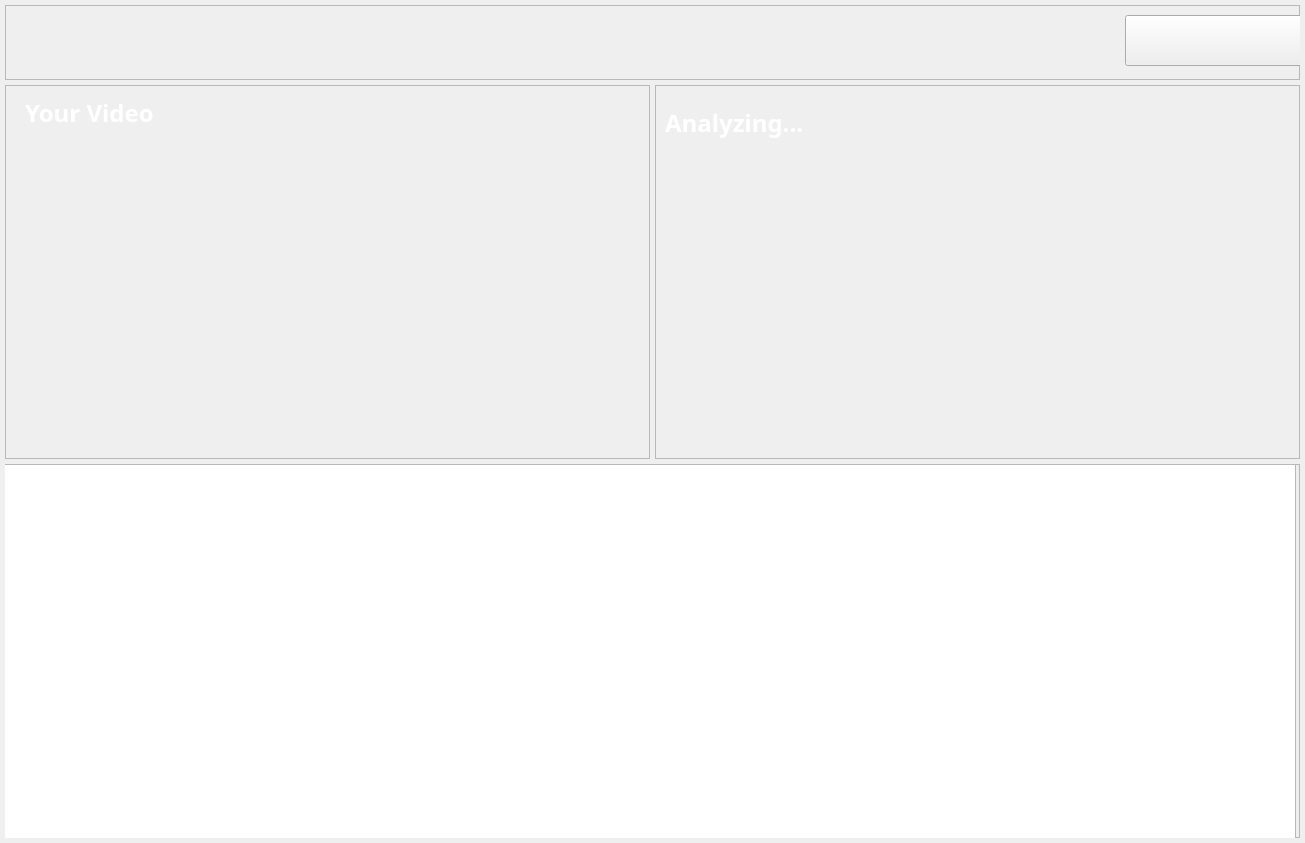
Old version of the form ui/register_trainer_better.ui in the repository Algostu/chungyo.
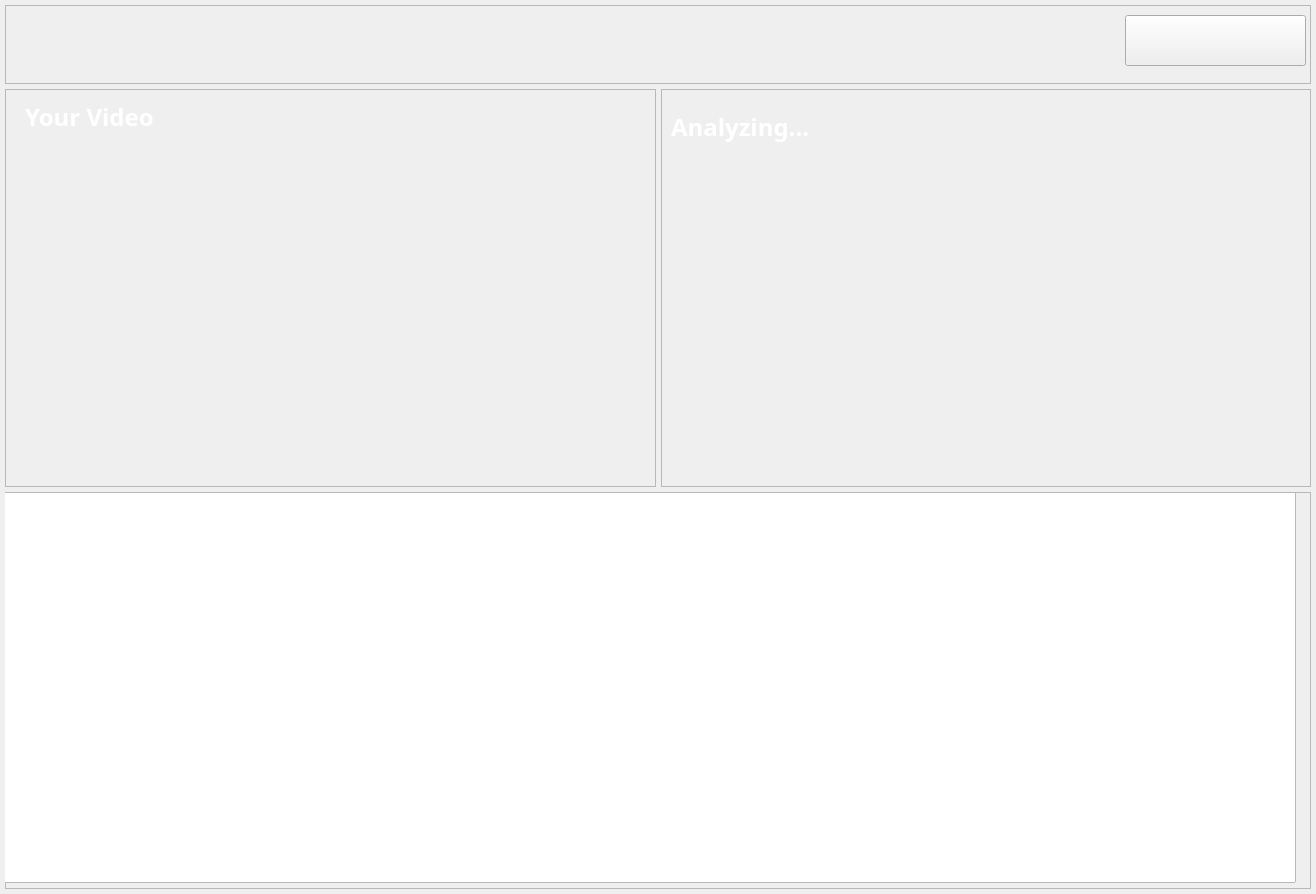
New version of the form. Icons and pictures are not drawn.

Diff of the .ui file:
```diff
--- a/ui/register_trainer_better.ui
+++ b/ui/register_trainer_better.ui
@@ -6,8 +6,8 @@
    <rect>
     <x>0</x>
     <y>0</y>
-    <width>1305</width>
-    <height>843</height>
+    <width>1316</width>
+    <height>894</height>
    </rect>
   </property>
   <property name="windowTitle">
```
Left out of the diff: 16 changed lines with no effect on the pictures.
